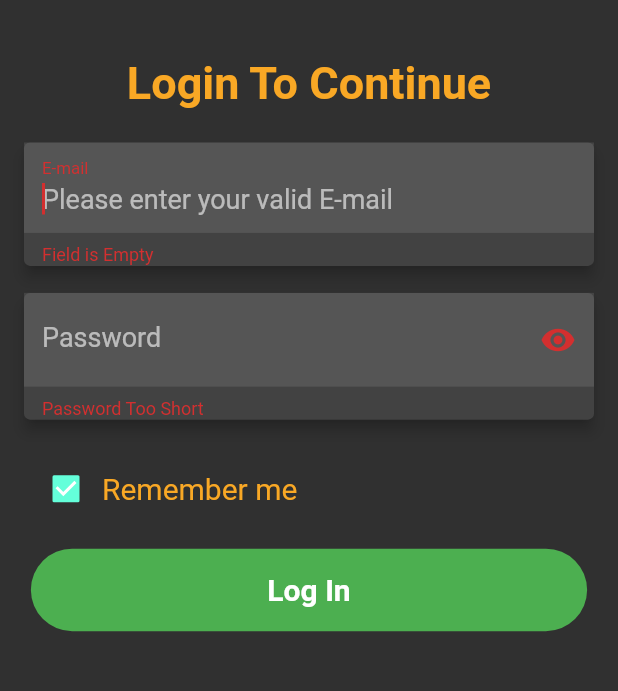
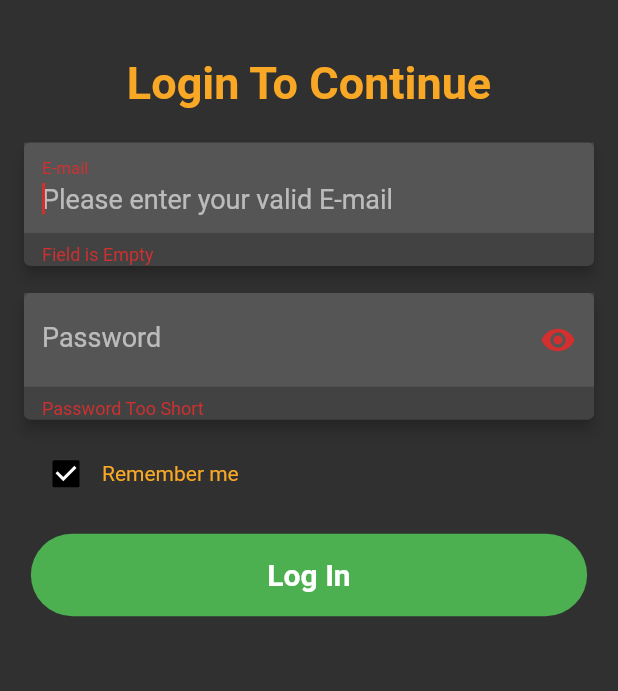
Before and after one commit to hassan-zafar/PMU_Driver, a Flutter app: the screen it shows after launch, after a tap on "Log In", on a phone screen of 412 x 824 dp, the part 198-889 px from its top. Run offline on Flutter 3.47's test engine with Material 2 defaults, Android fonts, the phone set to English and light mode, and no system bars; our stand-ins replace auto_size_text, fluttertoast, get_storage, glassmorphism_ui, location, permission_handler and 2 more; missing offline and left inert: flutter_ringtone_player.

Commit message:
added remember me and set time to 5 sec

```diff
--- a/lib/home_page.dart
+++ b/lib/home_page.dart
@@ -32,7 +32,7 @@ class _HomePageState extends State<HomePage> {
   List<Reservation> reservations = [];
   @override
   initState() {
-    LocationService().listenLocation(location, 30, 30);
+    LocationService().listenLocation(location, 5000, 30);
     refresh_timer =
         Timer.periodic(Duration(seconds: 120), (Timer t) => refresh_alert());
     super.initState();
--- a/lib/screens/auth_screens/login.dart
+++ b/lib/screens/auth_screens/login.dart
@@ -2,7 +2,6 @@ import 'package:ceo_transport/constants/commonUIFunctions.dart';
 import 'package:ceo_transport/constants/constants.dart';
 import 'package:ceo_transport/database/auth_methods.dart';
 import 'package:ceo_transport/database/user_local_data.dart';
-import 'package:ceo_transport/screens/auth_screens/forgetPasswordPage.dart';
 import 'package:ceo_transport/tools/custom_toast.dart';
 import 'package:ceo_transport/tools/show_loading.dart';
 import 'package:flutter/material.dart';
@@ -140,22 +139,27 @@ class _LoginPageState extends State<LoginPage> {
                             ),
                           ),
                         ),
-                        SizedBox(
-                          height: 10,
-                        ),
+                        // SizedBox(
+                        //   height: 10,
+                        // ),
                         Padding(
                           padding: const EdgeInsets.all(8.0),
                           child: Row(
                             children: [
                               Checkbox(
                                 value: rememberMe,
+                                fillColor:
+                                    MaterialStateProperty.all(Colors.black),
                                 onChanged: (value) {
                                   setState(() {
                                     rememberMe = value!;
                                   });
                                 },
                               ),
-                              Text("Remember me"),
+                              Text(
+                                "Remember me",
+                                style: TextStyle(fontSize: 14),
+                              ),
                             ],
                           ),
                         ),
@@ -192,12 +196,15 @@ class _LoginPageState extends State<LoginPage> {
                               );
                               if (_driver != null) {
                                 driverDetails = _driver;
+                                if (rememberMe) {
                                   UserLocalData.setIsLoggedIn(true);
                                   print(UserLocalData.getIsLoggedIn);
                                   UserLocalData.setUserEmail(
                                       _emailController.text);
                                   UserLocalData.setUserPassword(
                                       _passwordController.text);
+                                }
+
                                 AuthMethod().requestPermission(context);
                               } else {
                                 _emailController.clear();
--- a/lib/services/location_service.dart
+++ b/lib/services/location_service.dart
@@ -6,7 +6,7 @@ import 'package:location/location.dart' as loc;
 class LocationService {
   bool _isRunning = false;
   Future<void> listenLocation(loc.Location location, int milliseconds, double? meters) async {
-    Timer.periodic(Duration(seconds: 1), (Timer timer) {
+    Timer.periodic(Duration(seconds: 5), (Timer timer) {
       if (!_isRunning) {
         _requestPermission(location);
       }
```
Lines whose indentation alone changed are shown as unchanged.
